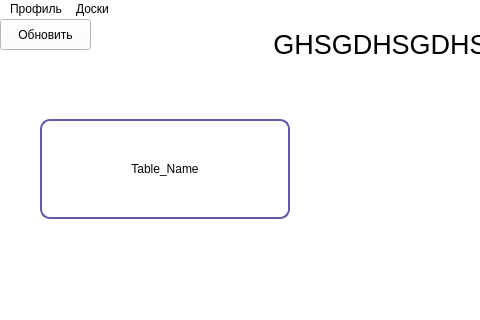
FREDY129053/Tasks-Table, file Users_Interfaces/main_window.ui: the form before one commit; both pictures show x 0 to 480 and y 0 to 320 of the 800 by 600 pixel window.
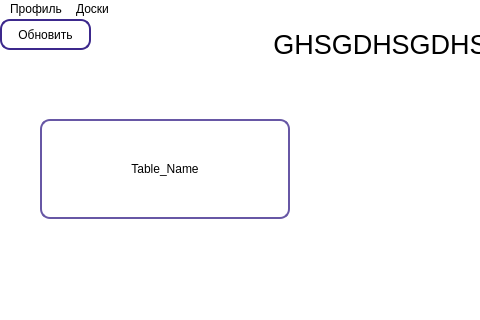
The form after the commit. Icons and pictures are not drawn.

Patch:
```diff
--- a/Users_Interfaces/main_window.ui
+++ b/Users_Interfaces/main_window.ui
@@ -230,6 +230,15 @@
       <height>31</height>
      </rect>
     </property>
+    <property name="styleSheet">
+     <string notr="true">border-radius: 10px;
+font: 600 9pt &quot;Segoe UI&quot;;
+border-left: 2px solid #3C288C;
+border-top: 2px solid #3C288C;
+border-right: 2px solid #3C288C;
+border-bottom: 2px solid #3C288C;
+background-color: rgb(255, 255, 255);</string>
+    </property>
     <property name="text">
      <string>Обновить</string>
     </property>
```
